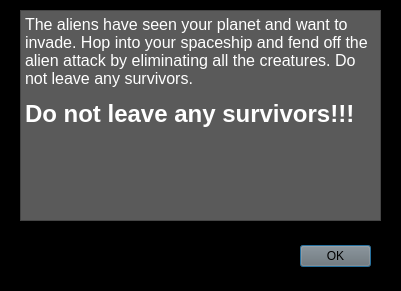
The window that ui/instructions.ui (maloney96/SPACE_INV_8080_EMULATOR) describes before a commit, drawn with Qt 5.
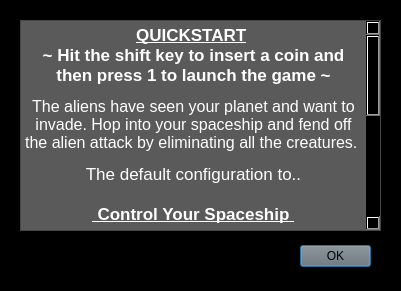
The same window after the commit.

Commit message: additional instructions/formatting

Patch:
```diff
--- a/ui/instructions.ui
+++ b/ui/instructions.ui
@@ -67,7 +67,7 @@
    <property name="geometry">
     <rect>
      <x>20</x>
-     <y>10</y>
+     <y>20</y>
      <width>361</width>
      <height>211</height>
     </rect>
@@ -103,9 +103,24 @@
 hr { height: 1px; border-width: 0; }
 li.unchecked::marker { content: &quot;\2610&quot;; }
 li.checked::marker { content: &quot;\2612&quot;; }
-&lt;/style&gt;&lt;/head&gt;&lt;body style=&quot; font-family:'Segoe UI'; font-size:9pt; font-weight:400; font-style:normal;&quot;&gt;
-&lt;p style=&quot; margin-top:12px; margin-bottom:12px; margin-left:0px; margin-right:0px; -qt-block-indent:0; text-indent:0px;&quot;&gt;&lt;span style=&quot; font-size:12pt;&quot;&gt;The aliens have seen your planet and want to invade. Hop into your spaceship and fend off the alien attack by eliminating all the creatures. Do not leave any survivors.&lt;/span&gt;&lt;/p&gt;
-&lt;p style=&quot; margin-top:12px; margin-bottom:12px; margin-left:0px; margin-right:0px; -qt-block-indent:0; text-indent:0px;&quot;&gt;&lt;span style=&quot; font-size:18pt; font-weight:700;&quot;&gt;Do not leave any survivors!!!&lt;/span&gt;&lt;/p&gt;&lt;/body&gt;&lt;/html&gt;</string>
+&lt;/style&gt;&lt;/head&gt;&lt;body style=&quot; font-family:'.AppleSystemUIFont'; font-size:13pt; font-weight:400; font-style:normal;&quot;&gt;
+&lt;p align=&quot;center&quot; style=&quot; margin-top:0px; margin-bottom:0px; margin-left:0px; margin-right:0px; -qt-block-indent:0; text-indent:0px;&quot;&gt;&lt;span style=&quot; font-weight:700; text-decoration: underline;&quot;&gt;QUICKSTART&lt;/span&gt;&lt;span style=&quot; font-weight:700;&quot;&gt; &lt;/span&gt;&lt;/p&gt;
+&lt;p align=&quot;center&quot; style=&quot; margin-top:0px; margin-bottom:0px; margin-left:0px; margin-right:0px; -qt-block-indent:0; text-indent:0px;&quot;&gt;&lt;span style=&quot; font-weight:700;&quot;&gt;~ Hit the shift key to insert a coin and then press 1 to launch the game ~&lt;/span&gt;&lt;/p&gt;
+&lt;p align=&quot;center&quot; style=&quot; margin-top:12px; margin-bottom:12px; margin-left:0px; margin-right:0px; -qt-block-indent:0; text-indent:0px;&quot;&gt;&lt;span style=&quot; font-family:'Segoe UI'; font-size:12pt;&quot;&gt;The aliens have seen your planet and want to invade. Hop into your spaceship and fend off the alien attack by eliminating all the creatures. &lt;/span&gt;&lt;/p&gt;
+&lt;p align=&quot;center&quot; style=&quot; margin-top:0px; margin-bottom:0px; margin-left:0px; margin-right:0px; -qt-block-indent:0; text-indent:0px;&quot;&gt;The default configuration to..&lt;/p&gt;
+&lt;p align=&quot;center&quot; style=&quot;-qt-paragraph-type:empty; margin-top:0px; margin-bottom:0px; margin-left:0px; margin-right:0px; -qt-block-indent:0; text-indent:0px;&quot;&gt;&lt;br /&gt;&lt;/p&gt;
+&lt;p align=&quot;center&quot; style=&quot; margin-top:0px; margin-bottom:0px; margin-left:0px; margin-right:0px; -qt-block-indent:0; text-indent:0px;&quot;&gt;&lt;span style=&quot; font-weight:700; text-decoration: underline;&quot;&gt; Control Your Spaceship &lt;/span&gt;&lt;/p&gt;
+&lt;p align=&quot;center&quot; style=&quot;-qt-paragraph-type:empty; margin-top:0px; margin-bottom:0px; margin-left:0px; margin-right:0px; -qt-block-indent:0; text-indent:0px;&quot;&gt;&lt;br /&gt;&lt;/p&gt;
+&lt;p align=&quot;center&quot; style=&quot; margin-top:0px; margin-bottom:0px; margin-left:0px; margin-right:0px; -qt-block-indent:0; text-indent:0px;&quot;&gt;&lt;span style=&quot; font-weight:700;&quot;&gt;Move Left&lt;/span&gt; - A&lt;/p&gt;
+&lt;p align=&quot;center&quot; style=&quot; margin-top:0px; margin-bottom:0px; margin-left:0px; margin-right:0px; -qt-block-indent:0; text-indent:0px;&quot;&gt;&lt;span style=&quot; font-weight:700;&quot;&gt;Move Right &lt;/span&gt;- D&lt;/p&gt;
+&lt;p align=&quot;center&quot; style=&quot; margin-top:0px; margin-bottom:0px; margin-left:0px; margin-right:0px; -qt-block-indent:0; text-indent:0px;&quot;&gt;&lt;span style=&quot; font-weight:700;&quot;&gt;Fire&lt;/span&gt; - Space&lt;/p&gt;
+&lt;p style=&quot; margin-top:0px; margin-bottom:0px; margin-left:0px; margin-right:0px; -qt-block-indent:0; text-indent:0px;&quot;&gt;		&lt;/p&gt;
+&lt;p align=&quot;center&quot; style=&quot; margin-top:0px; margin-bottom:0px; margin-left:0px; margin-right:0px; -qt-block-indent:0; text-indent:0px;&quot;&gt;&lt;span style=&quot; font-weight:700; text-decoration: underline;&quot;&gt;Start&lt;/span&gt;&lt;/p&gt;
+&lt;p align=&quot;center&quot; style=&quot; margin-top:0px; margin-bottom:0px; margin-left:0px; margin-right:0px; -qt-block-indent:0; text-indent:0px;&quot;&gt;&lt;span style=&quot; font-weight:700;&quot;&gt;Insert Coin&lt;/span&gt; - Shift&lt;/p&gt;
+&lt;p align=&quot;center&quot; style=&quot; margin-top:0px; margin-bottom:0px; margin-left:0px; margin-right:0px; -qt-block-indent:0; text-indent:0px;&quot;&gt;&lt;span style=&quot; font-weight:700;&quot;&gt;Player 1 Start &lt;/span&gt;- 1&lt;/p&gt;
+&lt;p align=&quot;center&quot; style=&quot;-qt-paragraph-type:empty; margin-top:0px; margin-bottom:0px; margin-left:0px; margin-right:0px; -qt-block-indent:0; text-indent:0px;&quot;&gt;&lt;br /&gt;&lt;/p&gt;
+&lt;p align=&quot;center&quot; style=&quot; margin-top:0px; margin-bottom:0px; margin-left:0px; margin-right:0px; -qt-block-indent:0; text-indent:0px;&quot;&gt;Please reference the settings tab of the main menu to remap any of these keys.&lt;/p&gt;
+&lt;p align=&quot;center&quot; style=&quot; margin-top:12px; margin-bottom:12px; margin-left:0px; margin-right:0px; -qt-block-indent:0; text-indent:0px;&quot;&gt;&lt;span style=&quot; font-family:'Segoe UI'; font-size:18pt; font-weight:700;&quot;&gt;Do not leave any survivors!!!&lt;/span&gt;&lt;/p&gt;&lt;/body&gt;&lt;/html&gt;</string>
    </property>
   </widget>
  </widget>
```
